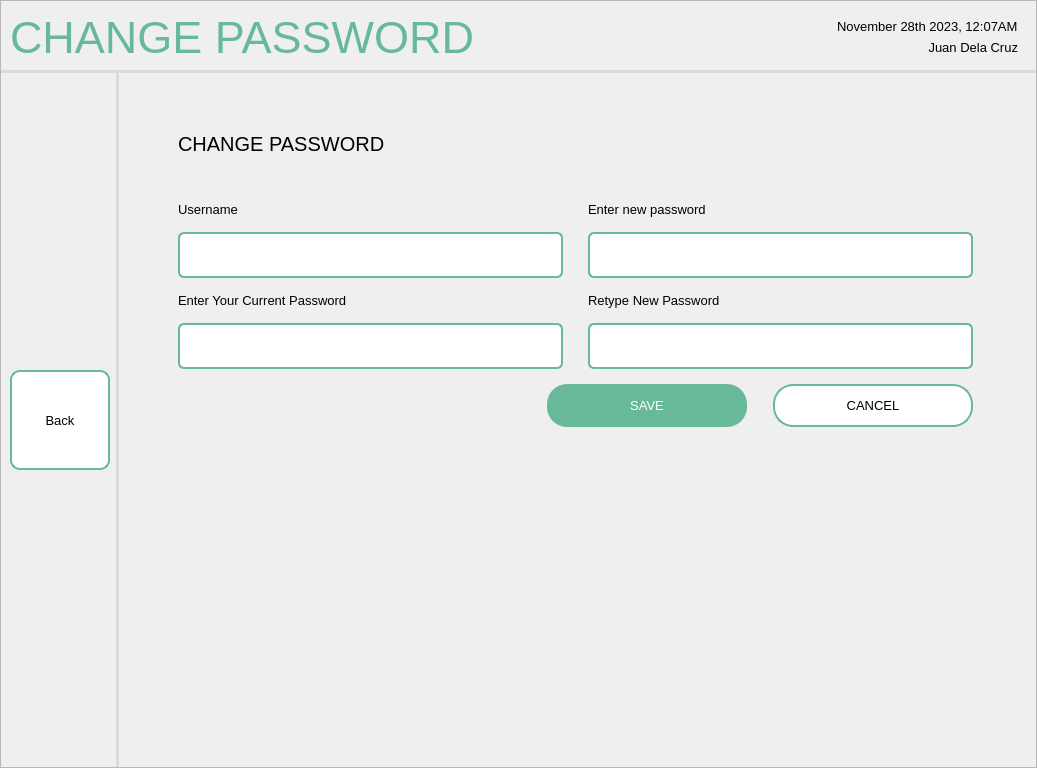
First picture: the form in screens/ui/password/changePassword.ui, repository sehae/POS-with-Inventory-System, before the edit.
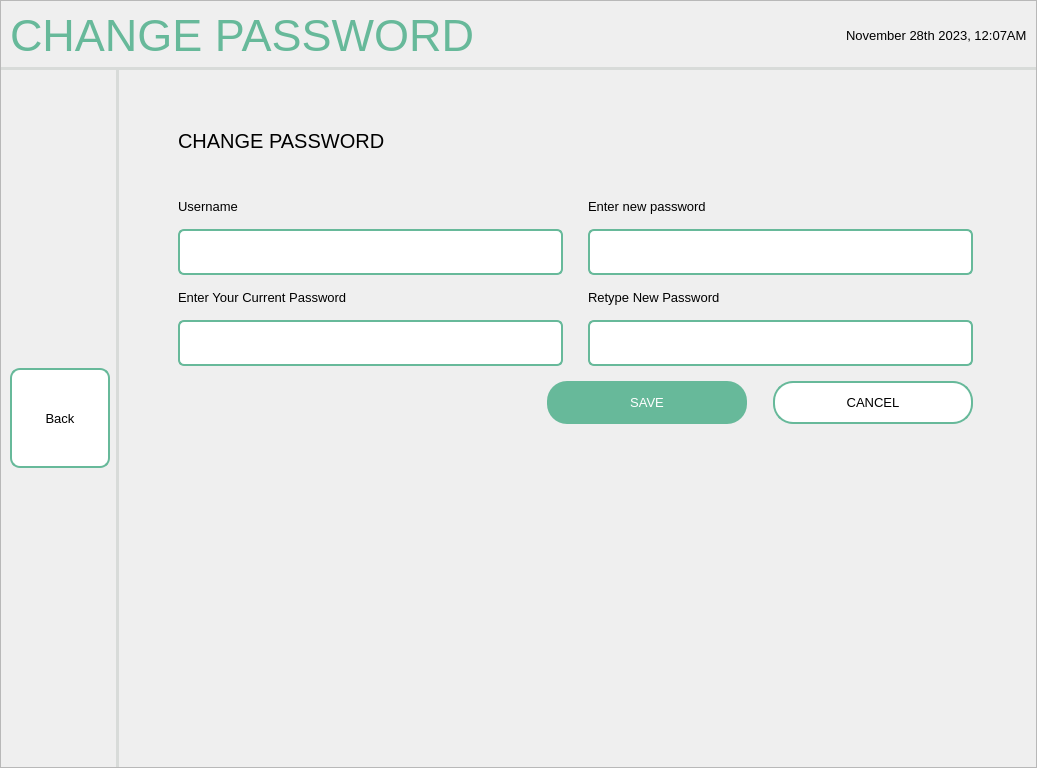
Second picture: the form after the edit. Icons and pictures are not drawn.

```diff
--- a/screens/ui/password/changePassword.ui
+++ b/screens/ui/password/changePassword.ui
@@ -105,36 +105,15 @@
            </spacer>
           </item>
           <item>
-           <widget class="QFrame" name="frame">
-            <layout class="QVBoxLayout" name="verticalLayout">
-             <item>
-              <widget class="QLabel" name="sysTimeDate">
-               <property name="font">
-                <font>
-                 <pointsize>10</pointsize>
-                </font>
-               </property>
-               <property name="text">
-                <string>November 28th 2023, 12:07AM</string>
-               </property>
-              </widget>
-             </item>
-             <item>
-              <widget class="QLabel" name="userName">
-               <property name="font">
-                <font>
-                 <pointsize>10</pointsize>
-                </font>
-               </property>
-               <property name="text">
-                <string>Juan Dela Cruz</string>
-               </property>
-               <property name="alignment">
-                <set>Qt::AlignRight|Qt::AlignTrailing|Qt::AlignVCenter</set>
-               </property>
-              </widget>
-             </item>
-            </layout>
+           <widget class="QLabel" name="sysTimeDate">
+            <property name="font">
+             <font>
+              <pointsize>10</pointsize>
+             </font>
+            </property>
+            <property name="text">
+             <string>November 28th 2023, 12:07AM</string>
+            </property>
            </widget>
           </item>
          </layout>
@@ -415,27 +394,21 @@
                     </property>
                     <property name="minimumSize">
                      <size>
-                      <width>350</width>
+                      <width>385</width>
                       <height>46</height>
                      </size>
                     </property>
                     <property name="maximumSize">
                      <size>
-                      <width>350</width>
+                      <width>385</width>
                       <height>46</height>
                      </size>
                     </property>
                     <property name="styleSheet">
                      <string notr="true">QLineEdit {
     padding: 5px;
-    border-top: 2px solid #67B99A;
-    border-left: 2px solid #67B99A;
-    border-bottom: 2px solid #67B99A;
-    border-right: none;
-    border-top-left-radius: 6px;
-    border-bottom-left-radius: 6px;
-    border-top-right-radius: 0;
-    border-bottom-right-radius: 0;
+    border: 2px solid #67B99A;
+    border-radius: 6px;
     background-color: #FFFFFF;
     selection-background-color: darkgray;
 }
@@ -443,46 +416,6 @@
                     </property>
                    </widget>
                   </item>
-                  <item>
-                   <widget class="QPushButton" name="un_visibility">
-                    <property name="sizePolicy">
-                     <sizepolicy hsizetype="Fixed" vsizetype="Fixed">
-                      <horstretch>0</horstretch>
-                      <verstretch>0</verstretch>
-                     </sizepolicy>
-                    </property>
-                    <property name="minimumSize">
-                     <size>
-                      <width>35</width>
-                      <height>46</height>
-                     </size>
-                    </property>
-                    <property name="maximumSize">
-                     <size>
-                      <width>35</width>
-                      <height>46</height>
-                     </size>
-                    </property>
-                    <property name="styleSheet">
-                     <string notr="true">QPushButton {
-    padding: 5px;
-    border-top: 2px solid #67B99A;
-    border-left: none;
-    border-bottom: 2px solid #67B99A;
-    border-right: 2px solid #67B99A;
-    border-top-left-radius: 0;
-    border-bottom-left-radius: 0;
-    border-top-right-radius: 6px;
-    border-bottom-right-radius: 6px;
-    background-color: #FFFFFF;
-}
-</string>
-                    </property>
-                    <property name="text">
-                     <string/>
-                    </property>
-                   </widget>
-                  </item>
                  </layout>
                 </widget>
                </item>
```
Left out of the diff: 2 changed lines with no effect on the pictures.
